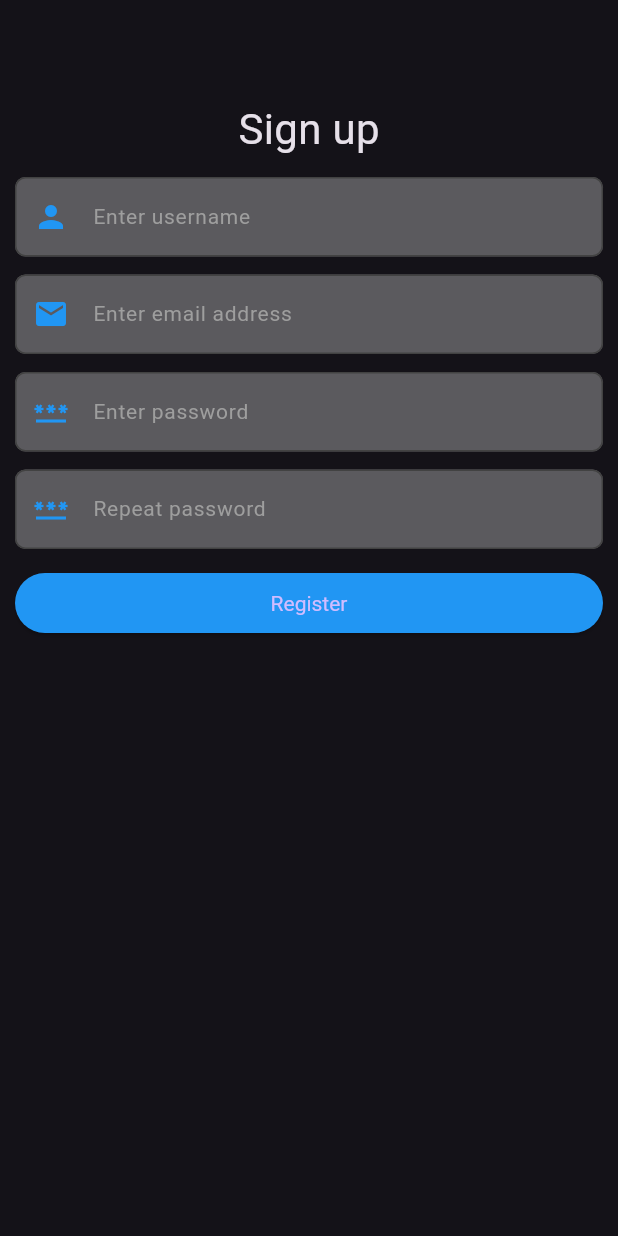
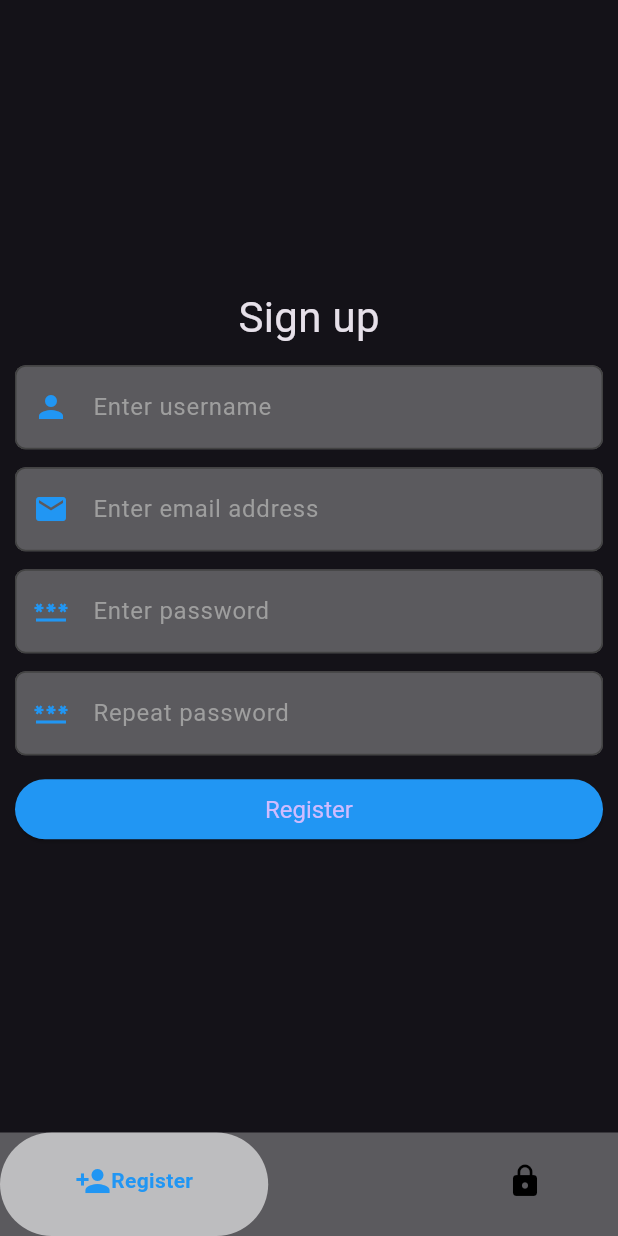
Before and after one commit to Nonomendi/FNB-App-of-the-year, a Flutter app: the screen it shows after launch, on a phone screen of 412 x 824 dp. Run offline on Flutter 3.47's test engine with Material 3 defaults, Android fonts, the phone set to English and light mode, and no system bars; drawn by our look-alikes of google_nav_bar.

Commit message:
Login and register page designs

```diff
--- a/appoftheyear_front_end/lib/main.dart
+++ b/appoftheyear_front_end/lib/main.dart
@@ -1,4 +1,4 @@
-import 'package:appoftheyear_front_end/pages/sign_up.dart';
+import 'package:appoftheyear_front_end/views/login_page.dart';
 import 'package:flutter/material.dart';
 
 void main() {
@@ -13,7 +13,7 @@
     return MaterialApp(
       debugShowCheckedModeBanner: false,
       theme: ThemeData.dark(),
-      home: const SignUp(),
+      home: const LoginPage(),
     );
   }
 }
--- a/appoftheyear_front_end/lib/pages/sign_up.dart
+++ b/appoftheyear_front_end/lib/pages/sign_up.dart
@@ -1,4 +1,5 @@
 import 'package:appoftheyear_front_end/widgets/text_input.dart';
+import 'package:appoftheyear_front_end/util/string_util.dart';
 import 'package:flutter/material.dart';
 
 class SignUp extends StatefulWidget {
@@ -10,12 +11,14 @@ class SignUp extends StatefulWidget {
 
 class _SignUpState extends State<SignUp> {
   TextEditingController usernameController = TextEditingController();
+  TextEditingController emailController = TextEditingController();
+  TextEditingController passwordController = TextEditingController();
+  TextEditingController passwordRepeatController = TextEditingController();
 
   @override
   Widget build(BuildContext context) {
-    return Scaffold(
-      appBar: AppBar(),
-      body: SingleChildScrollView(
+    return Center(
+      child: SingleChildScrollView(
         padding: const EdgeInsets.all(10),
         child: Column(
           mainAxisAlignment: MainAxisAlignment.center,
@@ -40,7 +43,7 @@ class _SignUpState extends State<SignUp> {
             ),
             TextInput(
               hint: "Enter email address",
-              controller: usernameController,
+              controller: emailController,
               prefixIcon: const Icon(Icons.email),
             ),
             const SizedBox(
@@ -48,7 +51,7 @@ class _SignUpState extends State<SignUp> {
             ),
             TextInput(
               hint: "Enter password",
-              controller: usernameController,
+              controller: passwordController,
               prefixIcon: const Icon(Icons.password),
               obscureText: true,
             ),
@@ -57,7 +60,7 @@ class _SignUpState extends State<SignUp> {
             ),
             TextInput(
               hint: "Repeat password",
-              controller: usernameController,
+              controller: passwordRepeatController,
               prefixIcon: const Icon(Icons.password),
               obscureText: true,
             ),
@@ -69,10 +72,10 @@ class _SignUpState extends State<SignUp> {
                 Expanded(
                   child: ElevatedButton(
                     onPressed: () {},
-                    style:  ElevatedButton.styleFrom(
+                    style: ElevatedButton.styleFrom(
                       backgroundColor: Colors.blue,
-                      textStyle: const TextStyle(
-                        fontSize: 14,
+                      textStyle: TextStyle(
+                        fontSize: StringUtils.BUTTON_TEXT_SIZE,
                       ),
                     ),
                     child: const Text("Register"),
--- /dev/null
+++ b/appoftheyear_front_end/lib/util/string_util.dart
@@ -0,0 +1,6 @@
+class StringUtils {
+  static double BUTTON_TEXT_SIZE = 16;
+  static double HINT_TEXT_SIZE = 16;
+  static double INPUT_TEXT_SIZE = 16;
+
+}
--- /dev/null
+++ b/appoftheyear_front_end/lib/views/login_page.dart
@@ -0,0 +1,45 @@
+import 'package:flutter/material.dart';
+import 'package:google_nav_bar/google_nav_bar.dart';
+
+import '../pages/sign_in.dart';
+import '../pages/sign_up.dart';
+
+class LoginPage extends StatefulWidget {
+  const LoginPage({super.key});
+
+  @override
+  State<LoginPage> createState() => _LoginPageState();
+}
+
+class _LoginPageState extends State<LoginPage> {
+  int currentIndex = 0;
+  List<Widget> pages = const [SignUp(), SignIn()];
+
+  @override
+  Widget build(BuildContext context) {
+    return Scaffold(
+      body: pages[currentIndex],
+      bottomNavigationBar: GNav(
+        backgroundColor: Colors.white30,
+        padding: const EdgeInsets.only(left: 50, right: 50, bottom: 25, top: 20),
+        onTabChange: (index) {
+          setState(() {
+            currentIndex = index;
+          });
+        },
+        tabs: const [
+          GButton(
+            icon: Icons.person_add,
+            text: "Register",
+          ),
+          GButton(
+            icon: Icons.lock,
+            text: "Login",
+          ),
+        ],
+        activeColor: Colors.blue,
+        tabBackgroundColor: Colors.white60,
+      ),
+    );
+  }
+}
--- a/appoftheyear_front_end/lib/widgets/text_input.dart
+++ b/appoftheyear_front_end/lib/widgets/text_input.dart
@@ -1,4 +1,6 @@
 import 'package:flutter/material.dart';
+
+import '../util/string_util.dart';
 
 class TextInput extends StatelessWidget {
   String? hint;
@@ -25,17 +27,17 @@ class TextInput extends StatelessWidget {
         fillColor: Colors.white30,
         filled: true,
         hintText: hint,
-        hintStyle: const TextStyle(
+        hintStyle: TextStyle(
             color: Colors.grey,
-            fontSize: 14
+            fontSize: StringUtils.HINT_TEXT_SIZE,
         ),
         prefixIcon: prefixIcon,
         prefixIconColor: Colors.blue,
         suffixIcon: suffixIcon,
         suffixIconColor: Colors.blue,
       ),
-      style: const TextStyle(
-        fontSize: 14,
+      style: TextStyle(
+        fontSize: StringUtils.INPUT_TEXT_SIZE,
       ),
     );
   }
```
Also changed, not shown: appoftheyear_front_end/lib/pages/sign_in.dart (added, +62 -0 lines).
